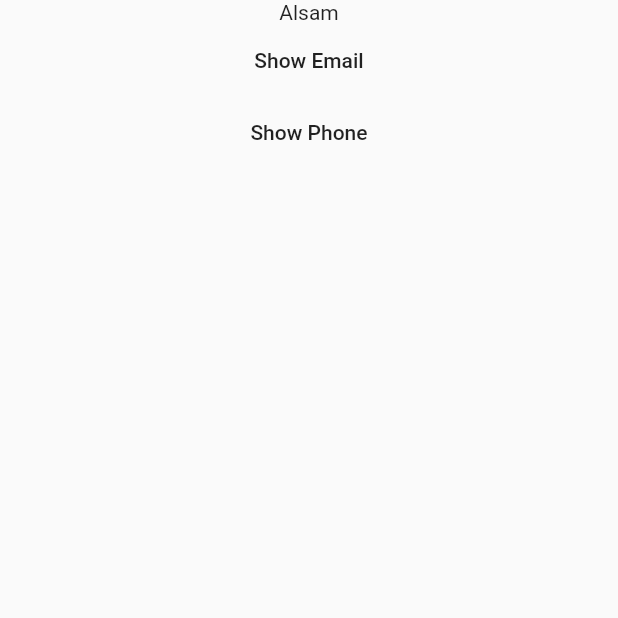
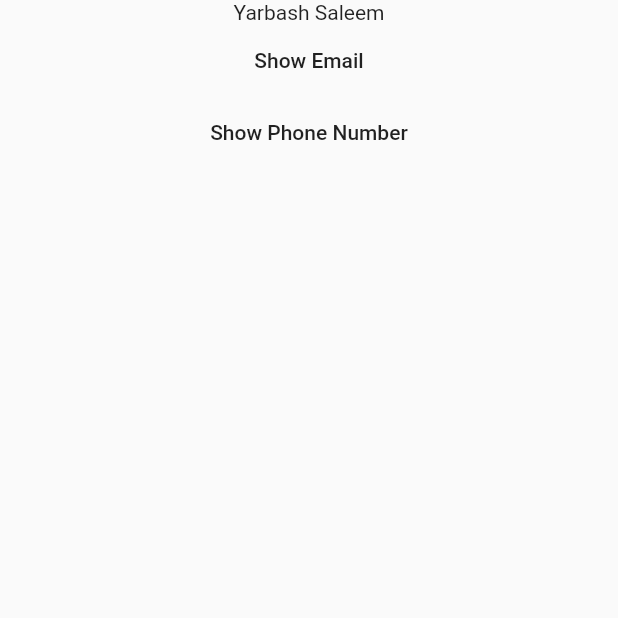
Before and after one commit to AbhijithKonnayil/flutter-bloc-demo, a Flutter app: the screen it shows after launch, swiped to page 2, on a phone screen of 412 x 824 dp, the top half of it. Run offline on Flutter 3.47's test engine with Material 2 defaults, Android fonts, the phone set to English and light mode, and no system bars; our stand-ins replace bloc, flutter_bloc.

Commit message:
added yarbash_bloc

```diff
--- a/lib/main.dart
+++ b/lib/main.dart
@@ -20,6 +20,8 @@ import 'package:demo/pages/irene_ann_page.dart';
 import 'package:demo/pages/irene_page.dart';
 import 'package:demo/pages/jobin_page.dart';
 import 'package:demo/pages/shibin_page.dart';
+import 'package:demo/pages/yarbash_page.dart';
+import 'package:demo/yarbash_bloc/yarbash_bloc.dart';
 import 'package:flutter/material.dart';
 import 'package:flutter_bloc/flutter_bloc.dart';
 
@@ -63,6 +65,8 @@ class MyApp extends StatelessWidget {
             ),
             BlocProvider<AbhishekBloc>(
                 create: (BuildContext context) => AbhishekBloc()),
+            BlocProvider<YarbashBloc>(
+                create: (BuildContext context) => YarbashBloc()),
             BlocProvider<HebaBloc>(
                 create: (BuildContext context) => HebaBloc()),
             BlocProvider<JobinBloc>(
@@ -78,6 +82,7 @@ class MyApp extends StatelessWidget {
           child: PageView(
             children: [
               AbhiPage(),
+              YarbashPage(),
               AlsamPage(),
               IrenePage(),
               ShibinPage(),
--- /dev/null
+++ b/lib/pages/yarbash_page.dart
@@ -0,0 +1,79 @@
+import 'package:demo/yarbash_bloc/yarbash_bloc.dart';
+import 'package:flutter/material.dart';
+import 'package:flutter_bloc/flutter_bloc.dart';
+
+class YarbashPage extends StatefulWidget {
+  @override
+  _YarbashPageState createState() => _YarbashPageState();
+}
+
+class _YarbashPageState extends State<YarbashPage> {
+  YarbashBloc yarbashBloc;
+
+  @override
+  void initState() {
+    // TODO: implement initState
+    super.initState();
+    yarbashBloc = BlocProvider.of<YarbashBloc>(context);
+  }
+
+  @override
+  Widget build(BuildContext context) {
+    return SafeArea(
+      child: Scaffold(body: Center(
+        // ignore: missing_return
+        child: BlocBuilder<YarbashBloc, YarbashState>(
+          // ignore: missing_return
+          builder: (context, state) {
+            if (state is YarbashInitialState)
+              return Center(
+                child: Column(
+                  children: [
+                    Text('Yarbash Saleem'),
+                    FlatButton(
+                        onPressed: () {
+                          yarbashBloc.add(YarbashEmailButtonClickedEvent());
+                        },
+                        child: Text('Show Email')),
+                    FlatButton(
+                        onPressed: () {
+                          yarbashBloc.add(YarbashPhoneButtonClickedEvent());
+                        },
+                        child: Text('Show Phone Number'))
+                  ],
+                ),
+              );
+            else if (state is YarbashEmailShowState)
+              return Container(
+                  child: Column(
+                mainAxisAlignment: MainAxisAlignment.spaceEvenly,
+                children: [
+                  Text('yarbashsaleem98@gmail.com'),
+                  FlatButton(
+                    child: Text('back to home'),
+                    onPressed: () {
+                      yarbashBloc.add(YarbashBackButtonClickedEvent());
+                    },
+                  )
+                ],
+              ));
+            else if (state is YarbashPhoneShowState)
+              return Container(
+                  child: Column(
+                mainAxisAlignment: MainAxisAlignment.spaceEvenly,
+                children: [
+                  Text('9895798267'),
+                  FlatButton(
+                    child: Text('back to home'),
+                    onPressed: () {
+                      yarbashBloc.add(YarbashBackButtonClickedEvent());
+                    },
+                  )
+                ],
+              ));
+          },
+        ),
+      )),
+    );
+  }
+}
--- /dev/null
+++ b/lib/yarbash_bloc/yarbash_bloc.dart
@@ -0,0 +1,18 @@
+import 'package:flutter_bloc/flutter_bloc.dart';
+
+part 'yarbash_state.dart';
+part 'yarbash_event.dart';
+
+class YarbashBloc extends Bloc<YarbashEvent, YarbashState> {
+  YarbashBloc() : super(YarbashInitialState());
+
+  @override
+  Stream<YarbashState> mapEventToState(YarbashEvent event) async* {
+    if (event is YarbashEmailButtonClickedEvent)
+      yield YarbashEmailShowState();
+    else if (event is YarbashPhoneButtonClickedEvent)
+      yield YarbashPhoneShowState();
+    else if (event is YarbashBackButtonClickedEvent)
+      yield YarbashInitialState();
+  }
+}
--- /dev/null
+++ b/lib/yarbash_bloc/yarbash_event.dart
@@ -0,0 +1,9 @@
+part of 'yarbash_bloc.dart';
+
+abstract class YarbashEvent {}
+
+class YarbashEmailButtonClickedEvent extends YarbashEvent {}
+
+class YarbashPhoneButtonClickedEvent extends YarbashEvent {}
+
+class YarbashBackButtonClickedEvent extends YarbashEvent {}
--- /dev/null
+++ b/lib/yarbash_bloc/yarbash_state.dart
@@ -0,0 +1,9 @@
+part of 'yarbash_bloc.dart';
+
+abstract class YarbashState {}
+
+class YarbashInitialState extends YarbashState {}
+
+class YarbashEmailShowState extends YarbashState {}
+
+class YarbashPhoneShowState extends YarbashState {}
```
Also changed, not shown: pubspec.lock. Lines whose indentation alone changed are shown as unchanged.
